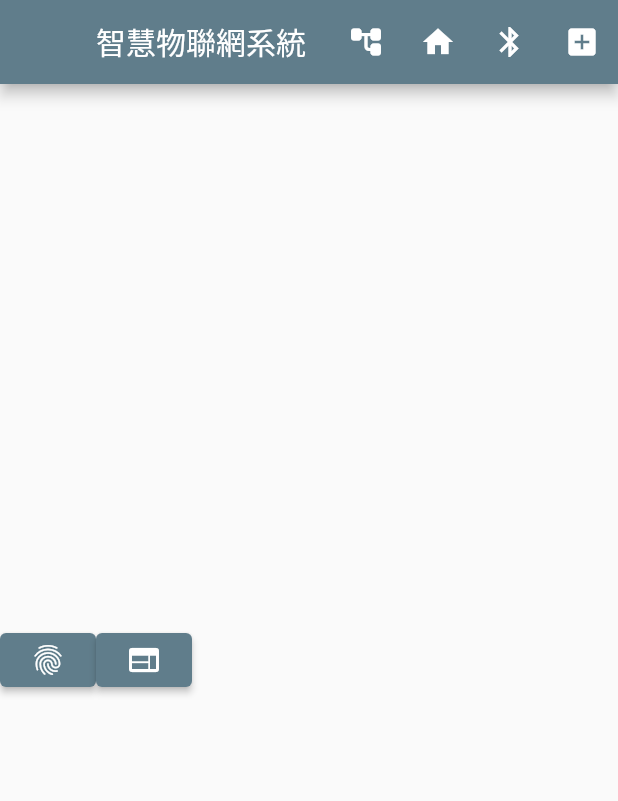
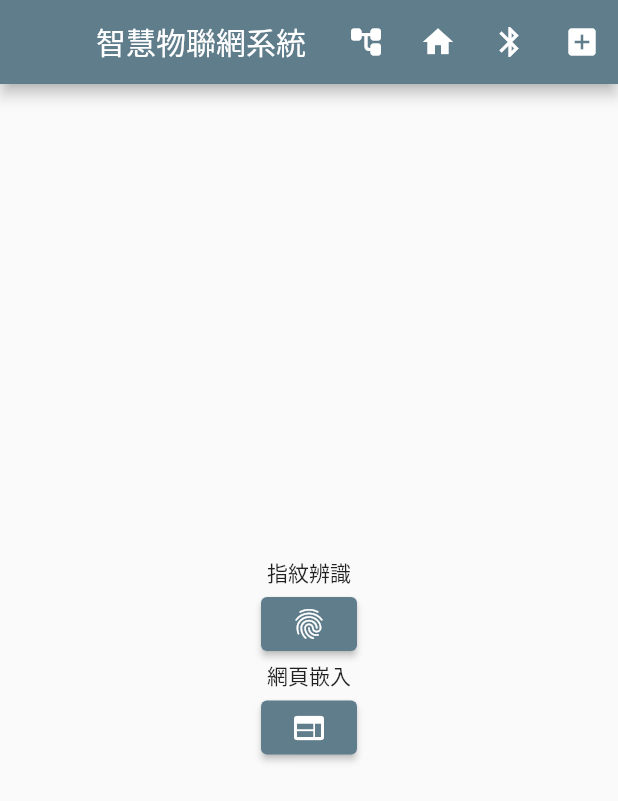
Before and after one commit to ncueteam/ncue_app_project, a Flutter app: the screen it shows after launch, after a tap on the "fingerprint" icon, on a phone screen of 412 x 824 dp. Shown: the top 801 px of the screen. Run offline on Flutter 3.47's test engine with Material 2 defaults, Android fonts, the phone set to English and light mode, and no system bars; our stand-ins replace flutter_blue, local_auth, typed_data, webview_flutter; missing offline and left inert: mqtt_client, mysql1.

Commit message:
app icon update

```diff
--- a/lib/screens/home_screen.dart
+++ b/lib/screens/home_screen.dart
@@ -21,6 +21,7 @@ class _HomeScreenState extends State<HomeScreen> {
   List<Widget> authButton(bool auth) {
     if (auth) {
       List<Widget> widgets = [
+        const Text('指紋辨識'),
         const Text('You are authenticated'),
         ElevatedButton(
             onPressed: () {
@@ -35,6 +36,7 @@ class _HomeScreenState extends State<HomeScreen> {
     }
     else {
       List<Widget> widgets = [
+        const Text('指紋辨識'),
         ElevatedButton(
           onPressed: () async {
             final authenticate = await LocalAuth.authenticate();
@@ -100,7 +102,9 @@ class _HomeScreenState extends State<HomeScreen> {
         actions: actionBarButtons()
       ),
       body: Center(
-        child: Row (
+        child: Column (
+          crossAxisAlignment: CrossAxisAlignment.center,
+          mainAxisAlignment: MainAxisAlignment.center,
           children: [
             Column(
               crossAxisAlignment: CrossAxisAlignment.center,
@@ -111,6 +115,7 @@ class _HomeScreenState extends State<HomeScreen> {
               crossAxisAlignment: CrossAxisAlignment.center,
               mainAxisAlignment: MainAxisAlignment.center,
               children: [
+                const Text('網頁嵌入'),
                 ElevatedButton(
                     onPressed: () async {
                       Navigator.push(
--- a/lib/services/local_auth_service.dart
+++ b/lib/services/local_auth_service.dart
@@ -4,22 +4,28 @@ import 'package:local_auth/local_auth.dart';
 class LocalAuth {
   static final _auth = LocalAuthentication();
 
-  static Future<bool> _canAuthenticate() async =>
-      await _auth.canCheckBiometrics || await _auth.isDeviceSupported();
+  static Future<bool> _canAuthenticate() async {
+    try {
+      debugPrint('device checking...');
+      bool canCheckBio = await _auth.canCheckBiometrics;
+      bool support = await _auth.isDeviceSupported();
+      debugPrint('device:( bio: $canCheckBio, support: $support)');
+      return canCheckBio && support;
+    } catch (e) {
+      debugPrint('Error checking biometrics: $e');
+      return false;
+    }
+  }
 
   static Future<bool> authenticate() async {
     try {
       if (!await _canAuthenticate()) return false;
-
+      debugPrint('use checking biometrics...');
       return await _auth.authenticate(
-        localizedReason: 'Use Face If to authenticate',
-        options: const AuthenticationOptions(
-          useErrorDialogs: true,
-          stickyAuth: true
-        )
+        localizedReason: 'Use Face ID to authenticate',
       );
     } catch (e) {
-      debugPrint('error $e');
+      debugPrint('Authentication error: $e');
       return false;
     }
   }
```
Also changed, not shown: pubspec.yaml (+6 -1 lines), pubspec.lock, 7 other files.
